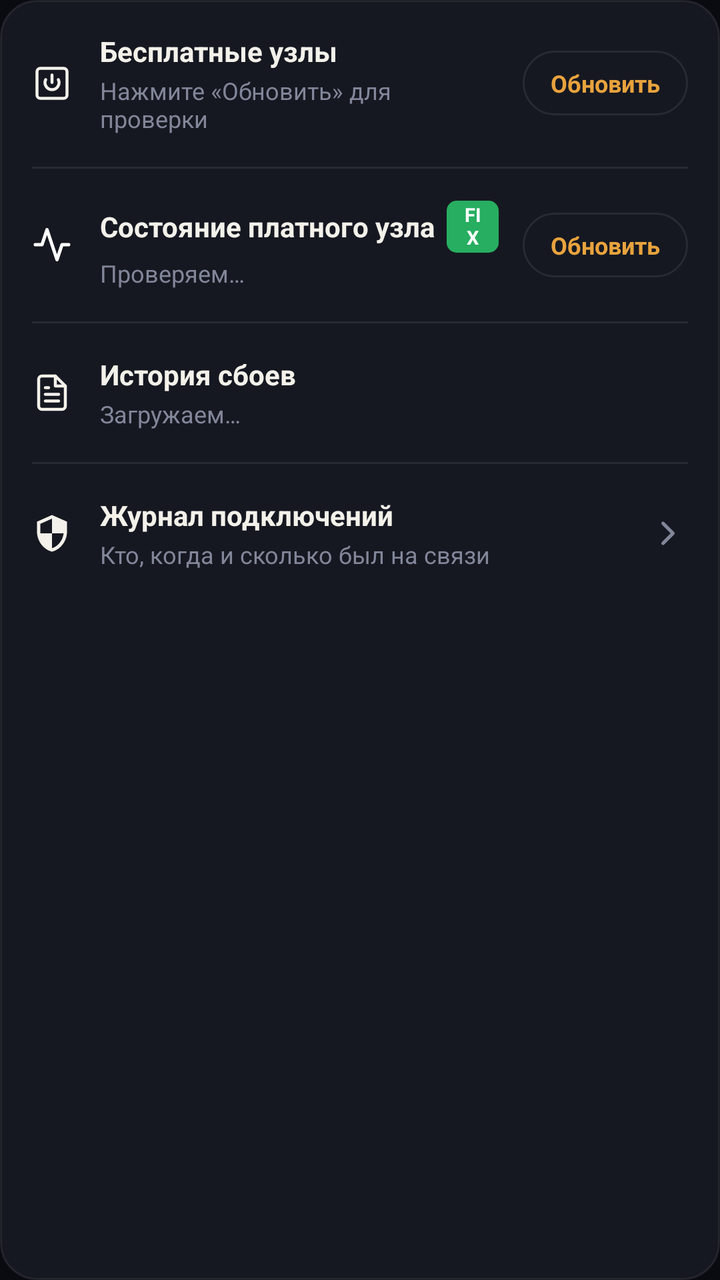
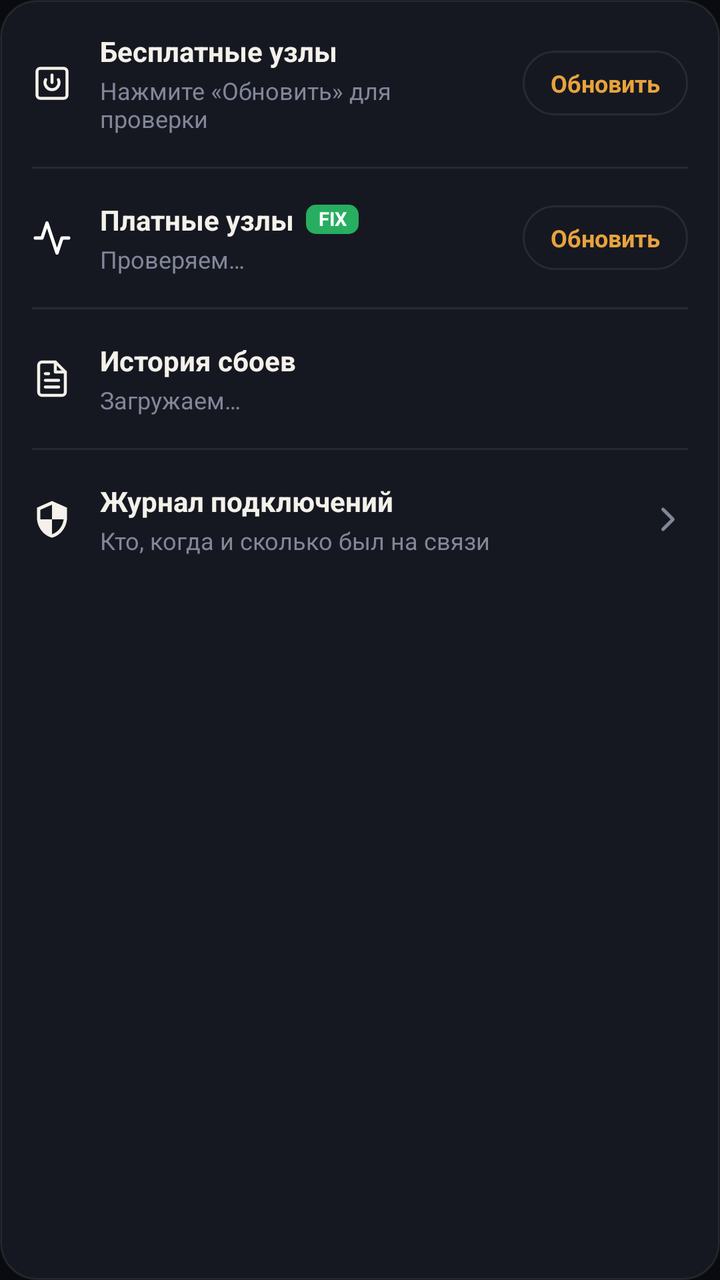

Compare the two renders of this Android layout. The source of the first and the diff that turns it into the second are given below.
<!-- AndroidManifest.xml: application theme Theme.Mirage -->
<!-- res/layout/card_node_status.xml -->
<?xml version="1.0" encoding="utf-8"?>
<LinearLayout xmlns:android="http://schemas.android.com/apk/res/android"
    android:id="@+id/cardNodeStatus"
    android:layout_width="match_parent"
    android:layout_height="wrap_content"
    android:layout_marginStart="20dp"
    android:layout_marginEnd="20dp"
    android:layout_marginBottom="12dp"
    android:background="?attr/mirageCardBg"
    android:orientation="vertical">

    <LinearLayout
        android:id="@+id/rowFreeNodes"
        android:layout_width="match_parent"
        android:layout_height="wrap_content"
        android:gravity="center_vertical"
        android:orientation="horizontal"
        android:padding="16dp">

        <ImageView
            android:id="@+id/ivFreeNodesIcon"
            android:layout_width="20dp"
            android:layout_height="20dp"
            android:layout_marginEnd="14dp"
            android:contentDescription="@null"
            android:src="@drawable/ic_tile" />

        <LinearLayout
            android:layout_width="0dp"
            android:layout_height="wrap_content"
            android:layout_weight="1"
            android:orientation="vertical">

            <TextView
                android:id="@+id/tvFreeNodesTitle"
                android:layout_width="wrap_content"
                android:layout_height="wrap_content"
                android:text="@string/free_nodes_title"
                android:textColor="@color/ink"
                android:textSize="14sp"
                android:textStyle="bold" />

            <TextView
                android:id="@+id/tvFreeNodesState"
                android:layout_width="wrap_content"
                android:layout_height="wrap_content"
                android:layout_marginTop="2dp"
                android:text="@string/free_nodes_tap_to_check"
                android:textColor="@color/ink_faint"
                android:textSize="12sp" />
        </LinearLayout>

        <TextView
            android:id="@+id/tvFreeNodesAction"
            android:layout_width="wrap_content"
            android:layout_height="wrap_content"
            android:layout_marginStart="12dp"
            android:background="?attr/miragePillBg"
            android:clickable="true"
            android:focusable="true"
            android:paddingStart="14dp"
            android:paddingTop="8dp"
            android:paddingEnd="14dp"
            android:paddingBottom="8dp"
            android:text="@string/node_status_refresh"
            android:textColor="@color/accent"
            android:textSize="12sp"
            android:textStyle="bold" />
    </LinearLayout>

    <View
        android:layout_width="match_parent"
        android:layout_height="1dp"
        android:layout_marginStart="16dp"
        android:layout_marginEnd="16dp"
        android:background="@color/card_stroke" />

    <LinearLayout
        android:id="@+id/rowPaidNode"
        android:layout_width="match_parent"
        android:layout_height="wrap_content"
        android:gravity="center_vertical"
        android:orientation="horizontal"
        android:padding="16dp">

        <ImageView
            android:id="@+id/ivNodeStatusIcon"
            android:layout_width="20dp"
            android:layout_height="20dp"
            android:layout_marginEnd="14dp"
            android:contentDescription="@null"
            android:src="@drawable/ic_pulse" />

        <LinearLayout
            android:layout_width="0dp"
            android:layout_height="wrap_content"
            android:layout_weight="1"
            android:orientation="vertical">

            <LinearLayout
                android:layout_width="wrap_content"
                android:layout_height="wrap_content"
                android:gravity="center_vertical"
                android:orientation="horizontal">

                <TextView
                    android:id="@+id/tvNodeStatusTitle"
                    android:layout_width="wrap_content"
                    android:layout_height="wrap_content"
                    android:text="@string/node_status_title"
                    android:textColor="@color/ink"
                    android:textSize="14sp"
                    android:textStyle="bold" />

                <TextView
                    android:id="@+id/badgeNodeStatusFix"
                    android:layout_width="wrap_content"
                    android:layout_height="wrap_content"
                    android:layout_marginStart="6dp"
                    android:background="@drawable/bg_badge_pill_fix"
                    android:gravity="center"
                    android:includeFontPadding="false"
                    android:paddingStart="6dp"
                    android:paddingTop="1.5dp"
                    android:paddingEnd="6dp"
                    android:paddingBottom="1.5dp"
                    android:text="FIX"
                    android:textColor="#FFFFFF"
                    android:textSize="9.5sp"
                    android:textStyle="bold" />
            </LinearLayout>

            <TextView
                android:id="@+id/tvNodeStatusState"
                android:layout_width="wrap_content"
                android:layout_height="wrap_content"
                android:layout_marginTop="2dp"
                android:text="@string/node_status_checking"
                android:textColor="@color/ink_faint"
                android:textSize="12sp" />
        </LinearLayout>

        <TextView
            android:id="@+id/tvNodeStatusAction"
            android:layout_width="wrap_content"
            android:layout_height="wrap_content"
            android:layout_marginStart="12dp"
            android:background="?attr/miragePillBg"
            android:clickable="true"
            android:focusable="true"
            android:paddingStart="14dp"
            android:paddingTop="8dp"
            android:paddingEnd="14dp"
            android:paddingBottom="8dp"
            android:text="@string/node_status_refresh"
            android:textColor="@color/accent"
            android:textSize="12sp"
            android:textStyle="bold" />
    </LinearLayout>

    <View
        android:layout_width="match_parent"
        android:layout_height="1dp"
        android:layout_marginStart="16dp"
        android:layout_marginEnd="16dp"
        android:background="@color/card_stroke" />

    <LinearLayout
        android:id="@+id/rowNodeHistory"
        android:layout_width="match_parent"
        android:layout_height="wrap_content"
        android:background="@android:color/transparent"
        android:clickable="true"
        android:focusable="true"
        android:gravity="center_vertical"
        android:orientation="horizontal"
        android:padding="16dp">

        <ImageView
            android:id="@+id/ivNodeHistoryIcon"
            android:layout_width="20dp"
            android:layout_height="20dp"
            android:layout_marginEnd="14dp"
            android:contentDescription="@null"
            android:src="@drawable/ic_file_text" />

        <LinearLayout
            android:layout_width="0dp"
            android:layout_height="wrap_content"
            android:layout_weight="1"
            android:orientation="vertical">

            <TextView
                android:id="@+id/tvNodeHistoryTitle"
                android:layout_width="wrap_content"
                android:layout_height="wrap_content"
                android:text="@string/node_history_title"
                android:textColor="@color/ink"
                android:textSize="14sp"
                android:textStyle="bold" />

            <TextView
                android:id="@+id/tvNodeHistory"
                android:layout_width="wrap_content"
                android:layout_height="wrap_content"
                android:layout_marginTop="2dp"
                android:text="@string/node_history_checking"
                android:textColor="@color/ink_faint"
                android:textSize="12sp" />
        </LinearLayout>
    </LinearLayout>

    <View
        android:layout_width="match_parent"
        android:layout_height="1dp"
        android:layout_marginStart="16dp"
        android:layout_marginEnd="16dp"
        android:background="@color/card_stroke" />

    <LinearLayout
        android:id="@+id/rowSessionHistory"
        android:layout_width="match_parent"
        android:layout_height="wrap_content"
        android:background="@android:color/transparent"
        android:clickable="true"
        android:focusable="true"
        android:gravity="center_vertical"
        android:orientation="horizontal"
        android:padding="16dp">

        <ImageView
            android:id="@+id/ivSessionHistoryIcon"
            android:layout_width="20dp"
            android:layout_height="20dp"
            android:layout_marginEnd="14dp"
            android:contentDescription="@null"
            android:src="@drawable/ic_vpn_stat" />

        <LinearLayout
            android:layout_width="0dp"
            android:layout_height="wrap_content"
            android:layout_weight="1"
            android:orientation="vertical">

            <TextView
                android:id="@+id/tvSessionHistoryTitle"
                android:layout_width="wrap_content"
                android:layout_height="wrap_content"
                android:text="@string/session_history_title"
                android:textColor="@color/ink"
                android:textSize="14sp"
                android:textStyle="bold" />

            <TextView
                android:id="@+id/tvSessionHistoryDesc"
                android:layout_width="wrap_content"
                android:layout_height="wrap_content"
                android:layout_marginTop="2dp"
                android:text="@string/session_history_hint"
                android:textColor="@color/ink_faint"
                android:textSize="12sp" />
        </LinearLayout>

        <ImageView
            android:layout_width="20dp"
            android:layout_height="20dp"
            android:src="@drawable/ic_chevron_right"
            android:contentDescription="@null" />
    </LinearLayout>
</LinearLayout>
<!-- resources referenced by this layout -->
<resources>
  <color name="accent">#E8A33D</color>
  <color name="card_stroke">#14FFFFFF</color>
  <color name="ink">#F3F1EA</color>
  <color name="ink_faint">#828699</color>
  <!-- drawable bg_badge_pill_fix (drawable) -->
  <?xml version="1.0" encoding="utf-8"?>
  <shape xmlns:android="http://schemas.android.com/apk/res/android"
      android:shape="rectangle">
      <corners android:radius="5dp" />
      <solid android:color="#27AE60" />
  </shape>
  <!-- drawable ic_chevron_right (drawable) -->
  <vector xmlns:android="http://schemas.android.com/apk/res/android"
      android:width="20dp"
      android:height="20dp"
      android:viewportWidth="24"
      android:viewportHeight="24">
      <path
          android:strokeColor="@color/ink_faint"
          android:strokeWidth="2"
          android:strokeLineCap="round"
          android:strokeLineJoin="round"
          android:pathData="M9,18l6,-6l-6,-6" />
  </vector>
  <!-- drawable ic_vpn_stat (drawable) -->
  <vector xmlns:android="http://schemas.android.com/apk/res/android"
      android:width="24dp"
      android:height="24dp"
      android:viewportWidth="24"
      android:viewportHeight="24">
      <path
          android:fillColor="@color/ink"
          android:pathData="M12,1L3,5v6c0,5.55 3.84,10.74 9,12c5.16,-1.26 9,-6.45 9,-12V5L12,1zM12,11.99h7c-0.53,4.12 -3.28,7.79 -7,8.94V12H5V6.3l7,-3.11v8.8z"/>
  </vector>
  <string name="free_nodes_tap_to_check">Нажмите «Обновить» для проверки</string>
  <string name="free_nodes_title">Бесплатные узлы</string>
  <string name="node_history_checking">Загружаем…</string>
  <string name="node_history_title">История сбоев</string>
  <string name="node_status_checking">Проверяем…</string>
  <string name="node_status_refresh">Обновить</string>
  <string name="node_status_title">Состояние платного узла</string>
  <string name="session_history_hint">Кто, когда и сколько был на связи</string>
  <string name="session_history_title">Журнал подключений</string>
  <color name="bg">#0A0B10</color>
  <color name="amber">#E8A33D</color>
  <color name="amber_deep">#C9722A</color>
  <color name="card">#161821</color>
  <!-- drawable bg_card (drawable) -->
  <?xml version="1.0" encoding="utf-8"?>
  <shape xmlns:android="http://schemas.android.com/apk/res/android"
      android:shape="rectangle">
      <corners android:radius="18dp" />
      <solid android:color="@color/card" />
      <stroke
          android:width="1dp"
          android:color="@color/card_stroke" />
  </shape>
  <!-- drawable bg_pill (drawable) -->
  <?xml version="1.0" encoding="utf-8"?>
  <shape xmlns:android="http://schemas.android.com/apk/res/android"
      android:shape="rectangle">
      <corners android:radius="30dp" />
      <solid android:color="@color/card" />
      <stroke
          android:width="1dp"
          android:color="@color/card_stroke" />
  </shape>
  <!-- drawable bg_chip (drawable) -->
  <?xml version="1.0" encoding="utf-8"?>
  <shape xmlns:android="http://schemas.android.com/apk/res/android"
      android:shape="rectangle">
      <corners android:radius="14dp" />
      <solid android:color="@color/card" />
      <stroke
          android:width="1.5dp"
          android:color="@color/card_stroke" />
  </shape>
  <!-- drawable bg_icon_btn (drawable) -->
  <?xml version="1.0" encoding="utf-8"?>
  <shape xmlns:android="http://schemas.android.com/apk/res/android"
      android:shape="rectangle">
      <corners android:radius="12dp" />
      <solid android:color="@color/card" />
      <stroke
          android:width="1dp"
          android:color="@color/card_stroke" />
  </shape>
  <!-- drawable bg_connect_btn (drawable) -->
  <?xml version="1.0" encoding="utf-8"?>
  <shape xmlns:android="http://schemas.android.com/apk/res/android"
      android:shape="oval">
      <gradient
          android:type="radial"
          android:gradientRadius="100dp"
          android:centerX="0.38"
          android:centerY="0.32"
          android:startColor="@color/amber_light"
          android:centerColor="@color/amber"
          android:endColor="@color/amber_deep" />
  </shape>
  <color name="amber_light">#F3B65C</color>
  <!-- unchanged entries left out for length: 4 -->
</resources>

<!-- the commit's change to res/layout/card_node_status.xml (unified diff, before → after) -->
@@ -120,6 +120,9 @@
                     android:background="@drawable/bg_badge_pill_fix"
                     android:gravity="center"
                     android:includeFontPadding="false"
+                    android:lines="1"
+                    android:maxLines="1"
+                    android:singleLine="true"
                     android:paddingStart="6dp"
                     android:paddingTop="1.5dp"
                     android:paddingEnd="6dp"
<!-- resource entries referenced after the edit -->
@@ -40,7 +40,7 @@
   <string name="node_history_title">История сбоев</string>
   <string name="node_status_checking">Проверяем…</string>
   <string name="node_status_refresh">Обновить</string>
-  <string name="node_status_title">Состояние платного узла</string>
+  <string name="node_status_title">Платные узлы</string>
   <string name="session_history_hint">Кто, когда и сколько был на связи</string>
   <string name="session_history_title">Журнал подключений</string>
   <color name="bg">#0A0B10</color>
